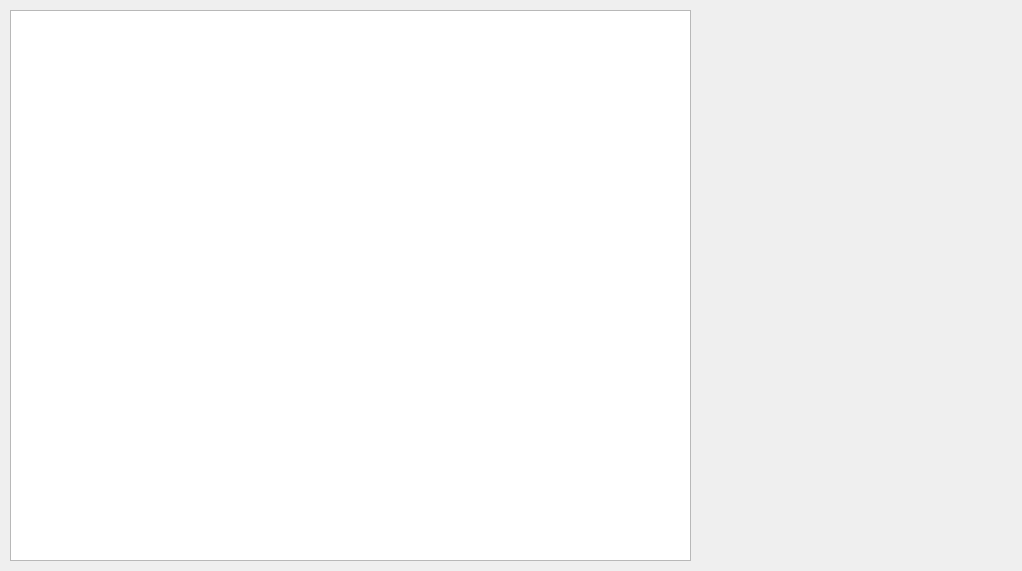
The window that src/resource/main.ui (mellivora24/LandSlide_APP) describes before a commit, drawn with Qt 5.
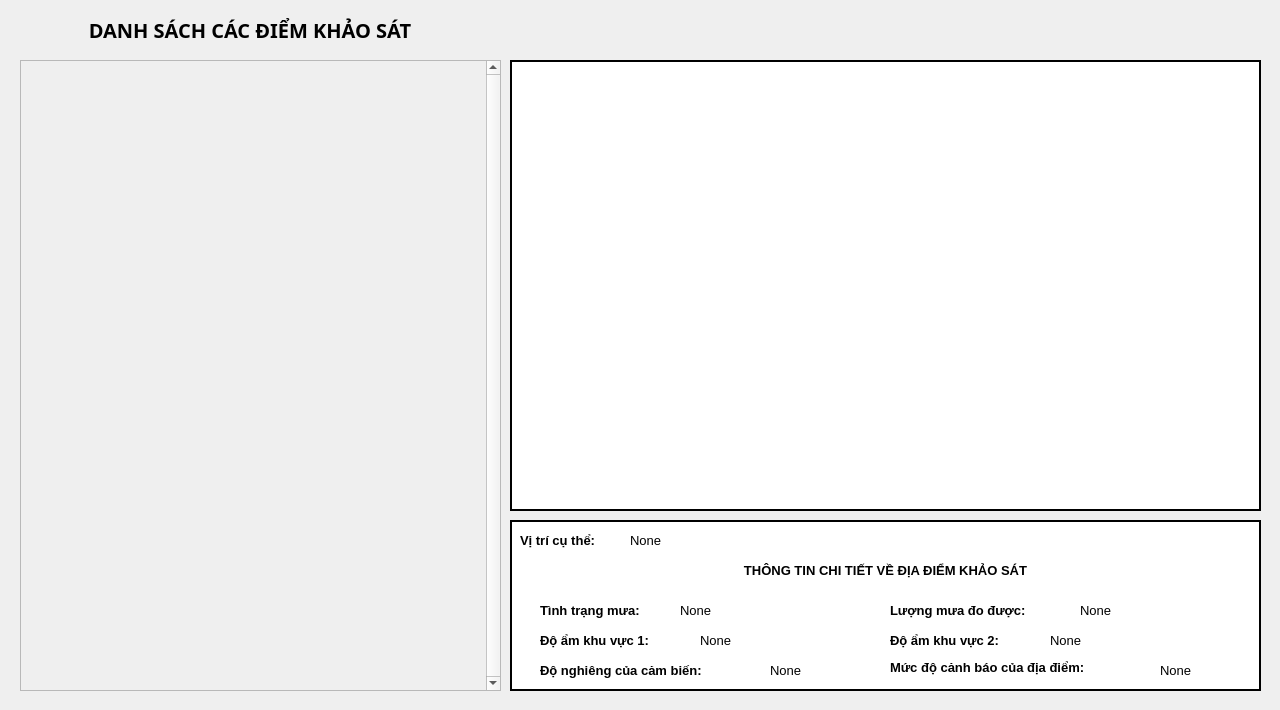
The same window after the commit.

The edit to the form file:
```diff
--- a/src/resource/main.ui
+++ b/src/resource/main.ui
@@ -6,33 +6,410 @@
    <rect>
     <x>0</x>
     <y>0</y>
-    <width>1022</width>
-    <height>571</height>
+    <width>1280</width>
+    <height>710</height>
    </rect>
   </property>
   <property name="windowTitle">
    <string>MainWindow</string>
   </property>
-  <widget class="QWidget" name="main_layout">
-   <widget class="QListWidget" name="listWidget">
+  <property name="styleSheet">
+   <string notr="true">QWidget#point_detail,#point_view {
+	background-color: #ffffff; /* Màu nền */
+	border: 2px solid #000000; /* Viền theo trạng thái */
+}</string>
+  </property>
+  <widget class="QWidget" name="centralwidget">
+   <widget class="QWidget" name="point_detail" native="true">
     <property name="geometry">
      <rect>
-      <x>10</x>
-      <y>10</y>
-      <width>681</width>
-      <height>551</height>
+      <x>510</x>
+      <y>520</y>
+      <width>751</width>
+      <height>171</height>
      </rect>
     </property>
+    <property name="styleSheet">
+     <string notr="true">background-color: white;</string>
+    </property>
+    <widget class="QLabel" name="label_2">
+     <property name="geometry">
+      <rect>
+       <x>10</x>
+       <y>10</y>
+       <width>111</width>
+       <height>21</height>
+      </rect>
+     </property>
+     <property name="font">
+      <font>
+       <pointsize>10</pointsize>
+       <weight>75</weight>
+       <bold>true</bold>
+      </font>
+     </property>
+     <property name="text">
+      <string>Vị trí cụ thể:</string>
+     </property>
+    </widget>
+    <widget class="QLabel" name="label_3">
+     <property name="geometry">
+      <rect>
+       <x>30</x>
+       <y>80</y>
+       <width>151</width>
+       <height>21</height>
+      </rect>
+     </property>
+     <property name="font">
+      <font>
+       <pointsize>10</pointsize>
+       <weight>75</weight>
+       <bold>true</bold>
+      </font>
+     </property>
+     <property name="text">
+      <string>Tình trạng mưa:</string>
+     </property>
+    </widget>
+    <widget class="QLabel" name="location_name">
+     <property name="geometry">
+      <rect>
+       <x>120</x>
+       <y>10</y>
+       <width>621</width>
+       <height>21</height>
+      </rect>
+     </property>
+     <property name="font">
+      <font>
+       <pointsize>10</pointsize>
+       <weight>50</weight>
+       <bold>false</bold>
+      </font>
+     </property>
+     <property name="text">
+      <string>None</string>
+     </property>
+    </widget>
+    <widget class="QLabel" name="rain_state">
+     <property name="geometry">
+      <rect>
+       <x>170</x>
+       <y>80</y>
+       <width>161</width>
+       <height>21</height>
+      </rect>
+     </property>
+     <property name="font">
+      <font>
+       <pointsize>10</pointsize>
+       <weight>50</weight>
+       <bold>false</bold>
+      </font>
+     </property>
+     <property name="text">
+      <string>None</string>
+     </property>
+    </widget>
+    <widget class="QLabel" name="label_6">
+     <property name="geometry">
+      <rect>
+       <x>380</x>
+       <y>80</y>
+       <width>191</width>
+       <height>21</height>
+      </rect>
+     </property>
+     <property name="font">
+      <font>
+       <pointsize>10</pointsize>
+       <weight>75</weight>
+       <bold>true</bold>
+      </font>
+     </property>
+     <property name="text">
+      <string>Lượng mưa đo được:</string>
+     </property>
+    </widget>
+    <widget class="QLabel" name="rain_flow_value">
+     <property name="geometry">
+      <rect>
+       <x>570</x>
+       <y>80</y>
+       <width>151</width>
+       <height>21</height>
+      </rect>
+     </property>
+     <property name="font">
+      <font>
+       <pointsize>10</pointsize>
+       <weight>50</weight>
+       <bold>false</bold>
+      </font>
+     </property>
+     <property name="text">
+      <string>None</string>
+     </property>
+    </widget>
+    <widget class="QLabel" name="label_8">
+     <property name="geometry">
+      <rect>
+       <x>10</x>
+       <y>40</y>
+       <width>731</width>
+       <height>21</height>
+      </rect>
+     </property>
+     <property name="font">
+      <font>
+       <pointsize>10</pointsize>
+       <weight>75</weight>
+       <bold>true</bold>
+      </font>
+     </property>
+     <property name="text">
+      <string>THÔNG TIN CHI TIẾT VỀ ĐỊA ĐIỂM KHẢO SÁT</string>
+     </property>
+     <property name="alignment">
+      <set>Qt::AlignCenter</set>
+     </property>
+    </widget>
+    <widget class="QLabel" name="label_9">
+     <property name="geometry">
+      <rect>
+       <x>30</x>
+       <y>110</y>
+       <width>161</width>
+       <height>21</height>
+      </rect>
+     </property>
+     <property name="font">
+      <font>
+       <pointsize>10</pointsize>
+       <weight>75</weight>
+       <bold>true</bold>
+      </font>
+     </property>
+     <property name="text">
+      <string>Độ ẩm khu vực 1:</string>
+     </property>
+    </widget>
+    <widget class="QLabel" name="humidity_1">
+     <property name="geometry">
+      <rect>
+       <x>190</x>
+       <y>110</y>
+       <width>141</width>
+       <height>21</height>
+      </rect>
+     </property>
+     <property name="font">
+      <font>
+       <pointsize>10</pointsize>
+       <weight>50</weight>
+       <bold>false</bold>
+      </font>
+     </property>
+     <property name="text">
+      <string>None</string>
+     </property>
+    </widget>
+    <widget class="QLabel" name="label_11">
+     <property name="geometry">
+      <rect>
+       <x>380</x>
+       <y>110</y>
+       <width>171</width>
+       <height>21</height>
+      </rect>
+     </property>
+     <property name="font">
+      <font>
+       <pointsize>10</pointsize>
+       <weight>75</weight>
+       <bold>true</bold>
+      </font>
+     </property>
+     <property name="text">
+      <string>Độ ẩm khu vực 2:</string>
+     </property>
+    </widget>
+    <widget class="QLabel" name="humidity_2">
+     <property name="geometry">
+      <rect>
+       <x>540</x>
+       <y>110</y>
+       <width>181</width>
+       <height>21</height>
+      </rect>
+     </property>
+     <property name="font">
+      <font>
+       <pointsize>10</pointsize>
+       <weight>50</weight>
+       <bold>false</bold>
+      </font>
+     </property>
+     <property name="text">
+      <string>None</string>
+     </property>
+    </widget>
+    <widget class="QLabel" name="label_13">
+     <property name="geometry">
+      <rect>
+       <x>30</x>
+       <y>140</y>
+       <width>231</width>
+       <height>21</height>
+      </rect>
+     </property>
+     <property name="font">
+      <font>
+       <pointsize>10</pointsize>
+       <weight>75</weight>
+       <bold>true</bold>
+      </font>
+     </property>
+     <property name="text">
+      <string>Độ nghiêng của cảm biến:</string>
+     </property>
+    </widget>
+    <widget class="QLabel" name="tilt_value">
+     <property name="geometry">
+      <rect>
+       <x>260</x>
+       <y>140</y>
+       <width>71</width>
+       <height>21</height>
+      </rect>
+     </property>
+     <property name="font">
+      <font>
+       <pointsize>10</pointsize>
+       <weight>50</weight>
+       <bold>false</bold>
+      </font>
+     </property>
+     <property name="text">
+      <string>None</string>
+     </property>
+    </widget>
+    <widget class="QLabel" name="label_15">
+     <property name="geometry">
+      <rect>
+       <x>380</x>
+       <y>140</y>
+       <width>271</width>
+       <height>21</height>
+      </rect>
+     </property>
+     <property name="font">
+      <font>
+       <pointsize>10</pointsize>
+       <weight>75</weight>
+       <bold>true</bold>
+      </font>
+     </property>
+     <property name="text">
+      <string>Mức độ cảnh báo của địa điểm:</string>
+     </property>
+     <property name="alignment">
+      <set>Qt::AlignLeading|Qt::AlignLeft|Qt::AlignTop</set>
+     </property>
+     <property name="wordWrap">
+      <bool>true</bool>
+     </property>
+    </widget>
+    <widget class="QLabel" name="warning_level">
+     <property name="geometry">
+      <rect>
+       <x>650</x>
+       <y>140</y>
+       <width>71</width>
+       <height>21</height>
+      </rect>
+     </property>
+     <property name="font">
+      <font>
+       <pointsize>10</pointsize>
+       <weight>50</weight>
+       <bold>false</bold>
+      </font>
+     </property>
+     <property name="text">
+      <string>None</string>
+     </property>
+    </widget>
    </widget>
-   <widget class="QWidget" name="widget" native="true">
+   <widget class="QWidget" name="point_view" native="true">
     <property name="geometry">
      <rect>
-      <x>700</x>
+      <x>510</x>
+      <y>60</y>
+      <width>751</width>
+      <height>451</height>
+     </rect>
+    </property>
+    <property name="styleSheet">
+     <string notr="true">background-color: white;</string>
+    </property>
+   </widget>
+   <widget class="QLabel" name="label">
+    <property name="geometry">
+     <rect>
+      <x>50</x>
       <y>10</y>
-      <width>311</width>
-      <height>551</height>
+      <width>400</width>
+      <height>40</height>
      </rect>
     </property>
+    <property name="font">
+     <font>
+      <family>Segoe UI Semibold</family>
+      <pointsize>15</pointsize>
+      <weight>75</weight>
+      <bold>true</bold>
+     </font>
+    </property>
+    <property name="text">
+     <string>DANH SÁCH CÁC ĐIỂM KHẢO SÁT</string>
+    </property>
+    <property name="alignment">
+     <set>Qt::AlignCenter</set>
+    </property>
+   </widget>
+   <widget class="QScrollArea" name="point_list">
+    <property name="geometry">
+     <rect>
+      <x>20</x>
+      <y>60</y>
+      <width>481</width>
+      <height>631</height>
+     </rect>
+    </property>
+    <property name="verticalScrollBarPolicy">
+     <enum>Qt::ScrollBarAlwaysOn</enum>
+    </property>
+    <property name="horizontalScrollBarPolicy">
+     <enum>Qt::ScrollBarAlwaysOff</enum>
+    </property>
+    <property name="widgetResizable">
+     <bool>false</bool>
+    </property>
+    <property name="alignment">
+     <set>Qt::AlignHCenter|Qt::AlignTop</set>
+    </property>
+    <widget class="QWidget" name="scroll_content">
+     <property name="geometry">
+      <rect>
+       <x>0</x>
+       <y>0</y>
+       <width>458</width>
+       <height>629</height>
+      </rect>
+     </property>
+    </widget>
    </widget>
   </widget>
  </widget>
```
Left out of the diff: 4 changed lines with no effect on the pictures.
